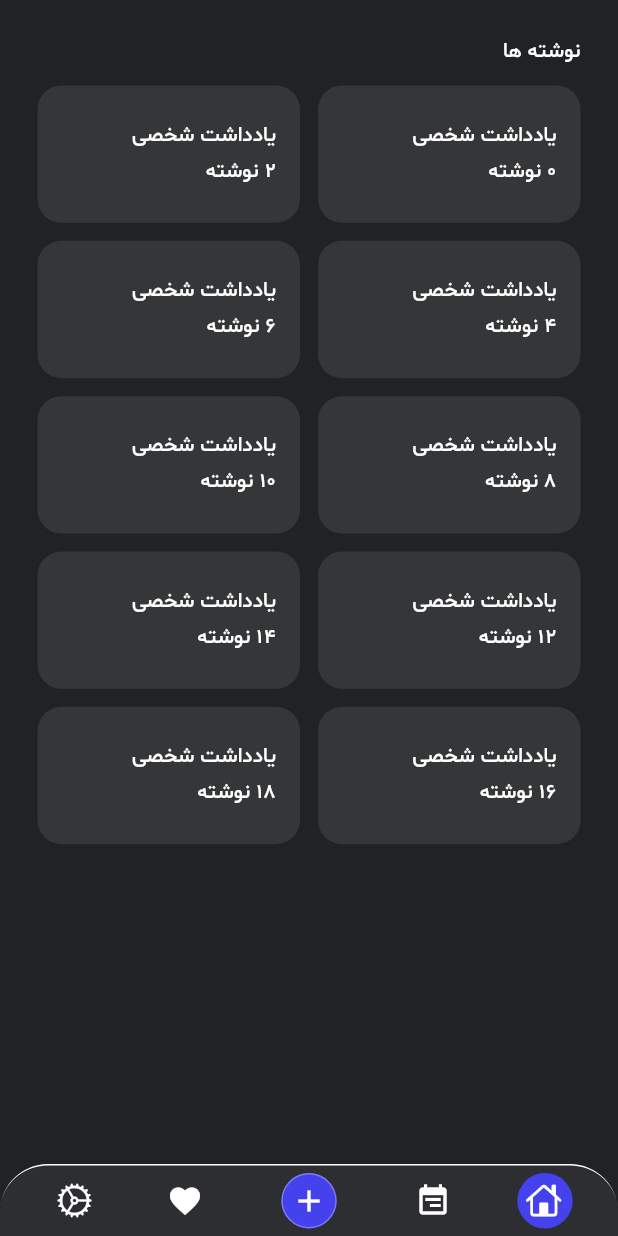
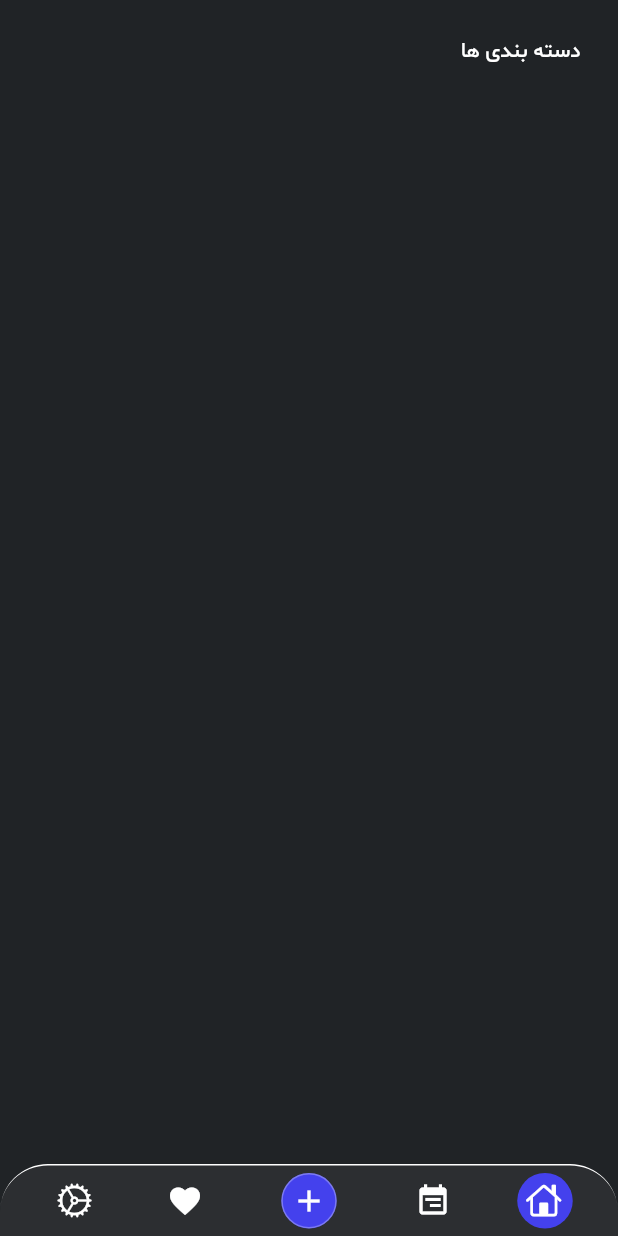
Before and after one commit to mohammad-dehghanifard/flutter_note_app, a Flutter app: the screen it shows after launch, after a tap on "بزن بریم!", on a phone screen of 412 x 824 dp. Run offline on Flutter 3.47's test engine with Material 3 defaults, Android fonts, the phone set to English and light mode, and no system bars; our stand-ins replace flutter_spinkit, get, hive, hive_flutter; accounts and stored records are empty; generated files the repository leaves out were written again.

Commit message:
Implementation of the ability to create categories by users

```diff
--- a/lib/core/database/models/category.dart
+++ b/lib/core/database/models/category.dart
@@ -4,7 +4,8 @@ import 'note.dart';
 part 'category.g.dart';
 
 @HiveType(typeId: 1)
-class Category {
+class Category extends HiveObject {
+  Category({this.title});
   @HiveField(0)
   String? title;
   @HiveField(1)
--- a/lib/core/database/models/note.dart
+++ b/lib/core/database/models/note.dart
@@ -4,7 +4,7 @@ import 'package:hive/hive.dart';
 part 'note.g.dart';
 
 @HiveType(typeId: 0)
-class Note {
+class Note extends HiveObject{
   @HiveField(0)
   String? title;
   @HiveField(1)
--- a/lib/modules/home/pages/home_page.dart
+++ b/lib/modules/home/pages/home_page.dart
@@ -1,4 +1,6 @@
 import 'package:flutter/material.dart';
+import 'package:flutter_note_app/core/database/models/category.dart';
+import 'package:flutter_note_app/modules/home/controllers/home_controller.dart';
 import 'package:flutter_note_app/modules/home/widgets/note_category_widget.dart';
 import 'package:get/get.dart';
 
@@ -10,19 +12,27 @@ class HomePage extends StatelessWidget {
     return Column(
       crossAxisAlignment: CrossAxisAlignment.start,
       children: [
-        const Text("نوشته ها"),
+        const Text("دسته بندی ها"),
         const SizedBox(height: 12),
-        Expanded(
+        GetBuilder<HomeController>(
+          init: HomeController(),
+          builder: (controller) {
+            return Expanded(
                 child: GridView.builder(
-              itemCount: 10,
+                  itemCount: controller.categoryList.length,
                   gridDelegate: SliverGridDelegateWithFixedCrossAxisCount(
                       crossAxisCount: 2,
                       crossAxisSpacing: 12,
                       mainAxisSpacing: 12,
                       mainAxisExtent: MediaQuery.sizeOf(context).height / 9
                   ),
-              itemBuilder: (context, index) => NoteCategoryWidget(title: "یادداشت شخصی",notes: index * 2),
+                  itemBuilder: (context, index) {
+                    final Category category = controller.categoryList[index];
+                    return NoteCategoryWidget(title: category.title ?? "",notes: category.notes.length);
+                  },
                 )
+            );
+          }
         )
       ],
     );
--- a/lib/modules/main/pages/main_page.dart
+++ b/lib/modules/main/pages/main_page.dart
@@ -22,7 +22,6 @@ class MainPage extends StatelessWidget {
           body: SafeArea(
             child: Padding(
               padding: const EdgeInsets.all(25),
-              child: Positioned.fill(
               child: IndexedStack(
                 index: controller.selectedIndex,
                 children:  const [
@@ -34,7 +33,6 @@ class MainPage extends StatelessWidget {
               ),
             ),
           ),
-          ),
         );
       }
     );
--- a/lib/modules/main/widgets/add_bottomsheet_widget.dart
+++ b/lib/modules/main/widgets/add_bottomsheet_widget.dart
@@ -1,5 +1,5 @@
 import 'package:flutter/material.dart';
-import 'package:flutter_note_app/modules/main/widgets/add_category_dialog.dart';
+import 'package:flutter_note_app/modules/home/widgets/add_category_dialog.dart';
 import 'package:flutter_note_app/modules/note/pages/add_or_edit_note_page.dart';
 import 'package:get/get.dart';
 
```
Also changed, not shown: lib/modules/home/controllers/home_controller.dart (renamed from lib/modules/main/controllers/home_controller.dart, +9 -1 lines), lib/modules/home/widgets/add_category_dialog.dart (renamed from lib/modules/main/widgets/add_category_dialog.dart, +7 -2 lines). Lines whose indentation alone changed are shown as unchanged.
